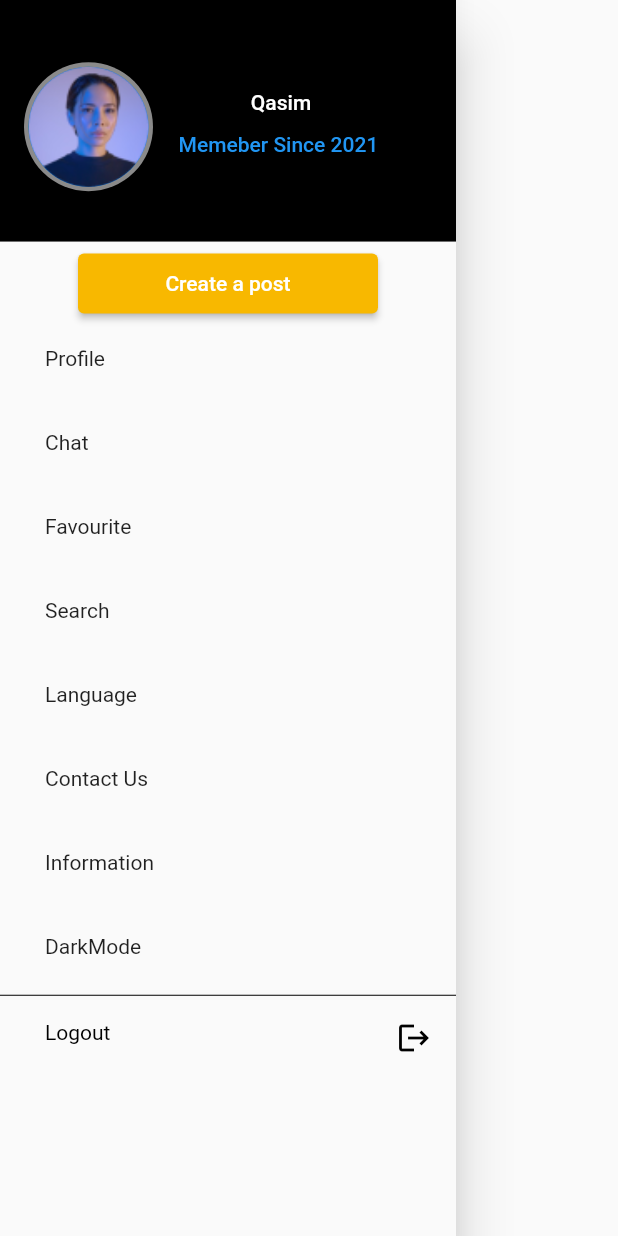
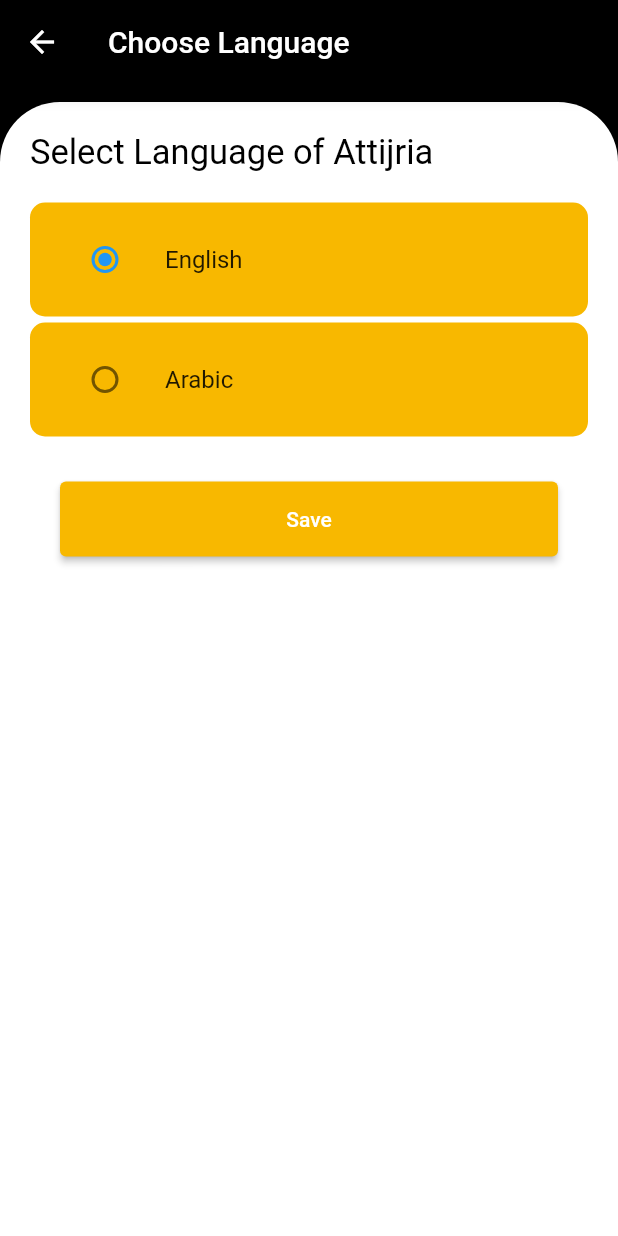
Before and after one commit to fwdAndroid/Attijaria, a Flutter app: the MyDrawer widget shown alone on an empty page, opened directly, after a tap on "Language", on a phone screen of 412 x 824 dp. Run offline on Flutter 3.47's test engine with Material 2 defaults, Android fonts, the phone set to English and light mode, and no system bars; our stand-ins replace hexcolor, material_design_icons_flutter, pin_code_fields; missing offline and left inert: flutter_neat_and_clean_calendar.

Commit message:
Pages Drawer Added

```diff
--- /dev/null
+++ b/lib/screens/profiles/choselanguage/chooselanguage.dart
@@ -0,0 +1,131 @@
+import 'package:flutter/material.dart';
+
+enum SingingCharacter { English, Arabic }
+
+class ChooseLanguage extends StatefulWidget {
+  const ChooseLanguage({Key? key}) : super(key: key);
+
+  @override
+  _ChooseLanguageState createState() => _ChooseLanguageState();
+}
+
+class _ChooseLanguageState extends State<ChooseLanguage> {
+  SingingCharacter? _character = SingingCharacter.English;
+
+  @override
+  Widget build(BuildContext context) {
+    return SafeArea(
+      child: Scaffold(
+        backgroundColor: Colors.black,
+        appBar: AppBar(
+          title: Text(
+            'Choose Language',
+            style: TextStyle(color: Colors.white),
+          ),
+          backgroundColor: Colors.black,
+        ),
+        body: Container(
+          height: MediaQuery.of(context).size.height * 1,
+          margin: EdgeInsets.only(top: 12),
+          decoration: BoxDecoration(
+              color: Colors.white,
+              borderRadius: new BorderRadius.only(
+                topLeft: const Radius.circular(40.0),
+                topRight: const Radius.circular(40.0),
+              )),
+          child: ListView(
+            children: [
+              Container(
+                margin: EdgeInsets.only(left: 20, top: 20),
+                child: Text(
+                  'Select Language of Attijria',
+                  style: TextStyle(
+                      color: Colors.black,
+                      fontSize: 23,
+                      fontWeight: FontWeight.w400),
+                ),
+              ),
+              Container(
+                margin: EdgeInsets.only(left: 20, right: 20, top: 20),
+                width: 320,
+                padding: EdgeInsets.all(10.0),
+                decoration: BoxDecoration(
+                  color: Color(0xffF8B800),
+                  borderRadius: new BorderRadius.only(
+                    bottomLeft: const Radius.circular(10.0),
+                    topLeft: const Radius.circular(10.0),
+                    topRight: const Radius.circular(10.0),
+                    bottomRight: const Radius.circular(10.0),
+                  ),
+                ),
+                child: ListTile(
+                  title: const Text('English'),
+                  leading: Radio<SingingCharacter>(
+                    value: SingingCharacter.English,
+                    groupValue: _character,
+                    onChanged: (SingingCharacter? value) {
+                      setState(() {
+                        _character = value;
+                      });
+                    },
+                  ),
+                ),
+              ),
+              Container(
+                margin: EdgeInsets.only(left: 20, right: 20, top: 4),
+                width: 320,
+                decoration: BoxDecoration(
+                  color: Color(0xffF8B800),
+                  borderRadius: new BorderRadius.only(
+                    bottomLeft: const Radius.circular(10.0),
+                    topLeft: const Radius.circular(10.0),
+                    topRight: const Radius.circular(10.0),
+                    bottomRight: const Radius.circular(10.0),
+                  ),
+                ),
+                padding: EdgeInsets.all(10.0),
+                child: ListTile(
+                  title: const Text('Arabic'),
+                  leading: Radio<SingingCharacter>(
+                    value: SingingCharacter.Arabic,
+                    groupValue: _character,
+                    onChanged: (SingingCharacter? value) {
+                      setState(() {
+                        _character = value;
+                      });
+                    },
+                  ),
+                ),
+              ),
+              Container(
+                margin: EdgeInsets.only(top: 30),
+                child: Column(
+                  crossAxisAlignment: CrossAxisAlignment.stretch,
+                  mainAxisAlignment: MainAxisAlignment.end,
+                  children: [
+                    Container(
+                      height: 50,
+                      margin: EdgeInsets.only(left: 40, right: 40),
+                      child: ElevatedButton(
+                        style: ElevatedButton.styleFrom(
+                          primary: Color(0xffF8B800),
+                          onPrimary: Colors.white,
+                          onSurface: Colors.grey,
+                        ),
+                        onPressed: () {},
+                        child: Text(
+                          'Save',
+                          style: TextStyle(color: Colors.white),
+                        ),
+                      ),
+                    ),
+                  ],
+                ),
+              ),
+            ],
+          ),
+        ),
+      ),
+    );
+  }
+}
--- a/lib/widgets/drawer.dart
+++ b/lib/widgets/drawer.dart
@@ -1,5 +1,7 @@
 import 'package:attijaria/screens/Information/information.dart';
+import 'package:attijaria/screens/bottompages/tosell.dart';
 import 'package:attijaria/screens/config/config.dart';
+import 'package:attijaria/screens/profiles/choselanguage/chooselanguage.dart';
 import 'package:attijaria/screens/profiles/profilescreen.dart';
 import 'package:flutter/material.dart';
 
@@ -118,11 +120,11 @@
                     child: listTile(
                         title: "Chat",
                         onTap: () {
-                          // Navigator.of(context).push(
-                          //   MaterialPageRoute(
-                          //     builder: (ctx) => ReviewCart(),
-                          //   ),
-                          // );
+                          Navigator.of(context).push(
+                            MaterialPageRoute(
+                              builder: (ctx) => ToSell(),
+                            ),
+                          );
                         }),
                   ),
                   Container(
@@ -143,7 +145,14 @@
                     margin: EdgeInsets.only(
                       left: 14,
                     ),
-                    child: listTile(title: "Language", onTap: () {}),
+                    child: listTile(
+                        title: "Language",
+                        onTap: () {
+                          Navigator.push(
+                              context,
+                              MaterialPageRoute(
+                                  builder: (xtx) => ChooseLanguage()));
+                        }),
                   ),
                   Container(
                     margin: EdgeInsets.only(left: 14),
--- a/pubspec.yaml
+++ b/pubspec.yaml
@@ -40,6 +40,7 @@
   hexcolor: ^2.0.5
   material_design_icons_flutter: ^5.0.6295
   flutter_neat_and_clean_calendar: ^0.2.3+11
+  rflutter_alert: ^2.0.4
 
 dev_dependencies:
   flutter_test:
```
Also changed, not shown: lib/screens/profiles/ChangeEmail/changeemail.dart (added, +100 -0 lines), lib/screens/profiles/ChangePassword/changepassword.dart (added, +147 -0 lines), lib/screens/profiles/ChangePhone/changephone.dart (added, +99 -0 lines), lib/screens/profiles/profilescreen.dart (+23 -18 lines), pubspec.lock.
